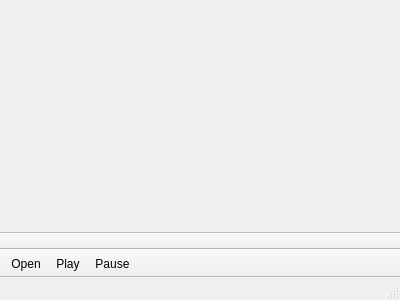
Old version of the form mainwindow.ui in the repository gmroldan/Qt-VideoPlayer.
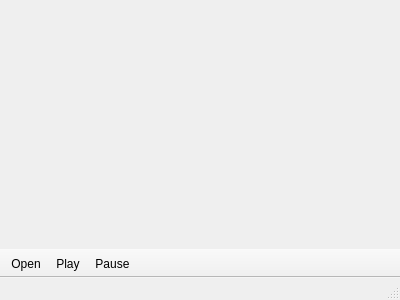
New version of the form. Icons and pictures are not drawn.

Commit message: Using HLayout instead of a second toolbar

Patch:
```diff
--- a/mainwindow.ui
+++ b/mainwindow.ui
@@ -39,20 +39,6 @@
    <addaction name="actionPause"/>
   </widget>
   <widget class="QStatusBar" name="statusBar"/>
-  <widget class="QToolBar" name="secondToolBar">
-   <property name="windowTitle">
-    <string>toolBar</string>
-   </property>
-   <property name="movable">
-    <bool>false</bool>
-   </property>
-   <attribute name="toolBarArea">
-    <enum>BottomToolBarArea</enum>
-   </attribute>
-   <attribute name="toolBarBreak">
-    <bool>true</bool>
-   </attribute>
-  </widget>
   <action name="actionOpen">
    <property name="icon">
     <iconset resource="resources.qrc">
```
The commit also changes 1 other file.
